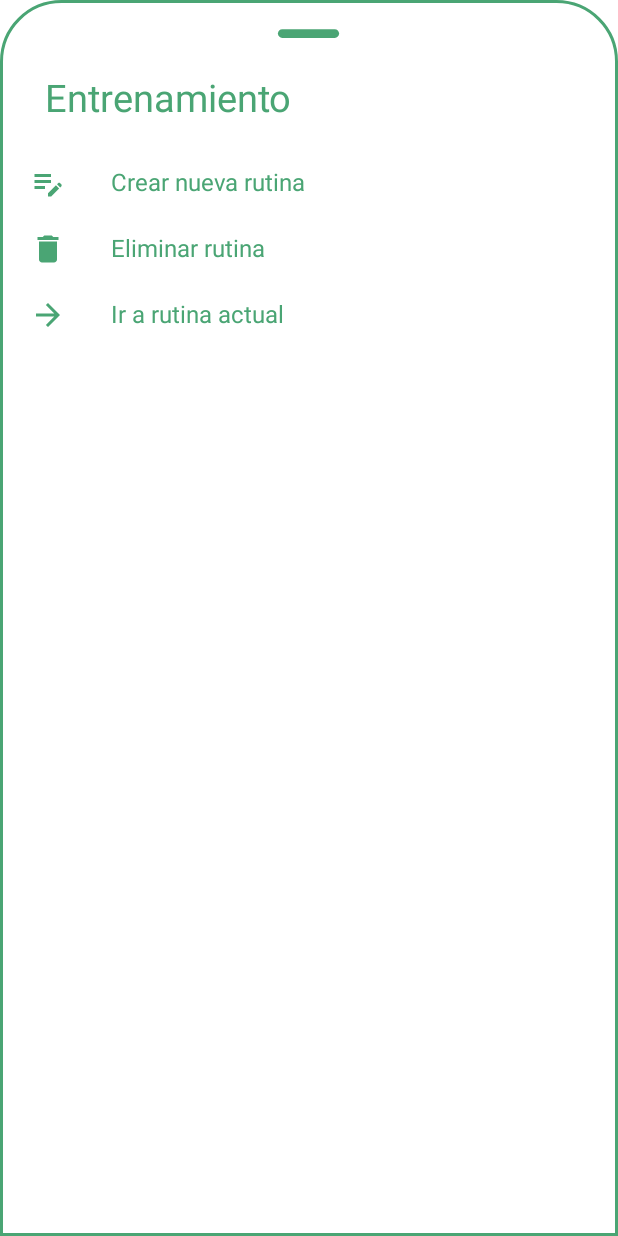
After one commit to cguzmancode/FitApp, an Android app: the layout bottomsheet_layout.xml on its own in the app's theme, with its tools: preview values and no code run, on a phone screen of 412 x 824 dp. The commit adds this screen. Run offline under Robolectric (Android 15) with nearby library versions, the phone set to English and light mode, and no system bars.

Commit message:
created bottomsheet_layout.xml

```diff
--- /dev/null
+++ b/app/src/main/res/anim/slide_in_animation.xml
@@ -0,0 +1,9 @@
+<?xml version="1.0" encoding="utf-8"?>
+<set xmlns:android="http://schemas.android.com/apk/res/android">
+
+
+    <translate
+        android:duration="400"
+        android:fromYDelta="100%p"
+        android:toYDelta="0dp" />
+</set>
--- /dev/null
+++ b/app/src/main/res/anim/slide_out_animation.xml
@@ -0,0 +1,9 @@
+<?xml version="1.0" encoding="utf-8"?>
+<set xmlns:android="http://schemas.android.com/apk/res/android">
+
+
+    <translate
+        android:duration="400"
+        android:fromYDelta="0"
+        android:toYDelta="100%p" />
+</set>
--- /dev/null
+++ b/app/src/main/res/drawable/clear_icon.xml
@@ -0,0 +1,5 @@
+<vector android:height="24dp" android:tint="#4AA574"
+    android:viewportHeight="24" android:viewportWidth="24"
+    android:width="24dp" xmlns:android="http://schemas.android.com/apk/res/android">
+    <path android:fillColor="@android:color/white" android:pathData="M19,6.41L17.59,5 12,10.59 6.41,5 5,6.41 10.59,12 5,17.59 6.41,19 12,13.41 17.59,19 19,17.59 13.41,12z"/>
+</vector>
--- /dev/null
+++ b/app/src/main/res/drawable/delete_workout.xml
@@ -0,0 +1,5 @@
+<vector android:height="24dp" android:tint="#4AA574"
+    android:viewportHeight="24" android:viewportWidth="24"
+    android:width="24dp" xmlns:android="http://schemas.android.com/apk/res/android">
+    <path android:fillColor="@android:color/white" android:pathData="M6,19c0,1.1 0.9,2 2,2h8c1.1,0 2,-0.9 2,-2V7H6v12zM19,4h-3.5l-1,-1h-5l-1,1H5v2h14V4z"/>
+</vector>
--- /dev/null
+++ b/app/src/main/res/drawable/dialog_bkg.xml
@@ -0,0 +1,20 @@
+<?xml version="1.0" encoding="utf-8"?>
+<shape xmlns:android="http://schemas.android.com/apk/res/android">
+
+    <solid
+        android:color="@color/white"/>
+
+    <corners
+        android:topLeftRadius="40dp"
+        android:topRightRadius="40dp" />
+    <padding
+        android:left="10dp"
+        android:right="10dp"
+        android:top="10dp"
+        android:bottom="10dp"/>
+
+    <stroke
+        android:width="2dp"
+        android:color="#4AA574"/>
+
+</shape>
--- /dev/null
+++ b/app/src/main/res/drawable/goto_icon.xml
@@ -0,0 +1,5 @@
+<vector android:autoMirrored="true" android:height="24dp"
+    android:tint="#4AA574" android:viewportHeight="24"
+    android:viewportWidth="24" android:width="24dp" xmlns:android="http://schemas.android.com/apk/res/android">
+    <path android:fillColor="@android:color/white" android:pathData="M12,4l-1.41,1.41L16.17,11H4v2h12.17l-5.58,5.59L12,20l8,-8z"/>
+</vector>
--- /dev/null
+++ b/app/src/main/res/drawable/new_workout.xml
@@ -0,0 +1,5 @@
+<vector android:height="24dp" android:tint="#4AA574"
+    android:viewportHeight="24" android:viewportWidth="24"
+    android:width="24dp" xmlns:android="http://schemas.android.com/apk/res/android">
+    <path android:fillColor="@android:color/white" android:pathData="M3,10h11v2H3V10zM3,8h11V6H3V8zM3,16h7v-2H3V16zM18.01,12.87l0.71,-0.71c0.39,-0.39 1.02,-0.39 1.41,0l0.71,0.71c0.39,0.39 0.39,1.02 0,1.41l-0.71,0.71L18.01,12.87zM17.3,13.58l-5.3,5.3V21h2.12l5.3,-5.3L17.3,13.58z"/>
+</vector>
--- /dev/null
+++ b/app/src/main/res/drawable/round_remove_24.xml
@@ -0,0 +1,5 @@
+<vector android:height="24dp" android:tint="#4AA574"
+    android:viewportHeight="24" android:viewportWidth="24"
+    android:width="24dp" xmlns:android="http://schemas.android.com/apk/res/android">
+    <path android:fillColor="@android:color/white" android:pathData="M18,13H6c-0.55,0 -1,-0.45 -1,-1s0.45,-1 1,-1h12c0.55,0 1,0.45 1,1s-0.45,1 -1,1z"/>
+</vector>
--- a/app/src/main/res/layout/activity_main.xml
+++ b/app/src/main/res/layout/activity_main.xml
@@ -4,7 +4,7 @@
     xmlns:tools="http://schemas.android.com/tools"
     android:layout_width="match_parent"
     android:layout_height="match_parent"
-    android:background="@color/lavender"
+    android:background="#4AA574"
     tools:context=".MainActivity">
 
     <FrameLayout
@@ -42,6 +42,6 @@
         android:src="@drawable/add_icon"
         app:layout_anchor="@id/bottomAppBar"
         app:maxImageSize="40dp"
-        app:tint="@color/lavender" />
+        app:tint="#4AA574" />
 
 </androidx.coordinatorlayout.widget.CoordinatorLayout>
--- /dev/null
+++ b/app/src/main/res/layout/bottomsheet_layout.xml
@@ -0,0 +1,115 @@
+<?xml version="1.0" encoding="utf-8"?>
+<LinearLayout xmlns:android="http://schemas.android.com/apk/res/android"
+    android:orientation="vertical"
+    android:layout_width="match_parent"
+    android:layout_height="match_parent"
+    android:background="@drawable/dialog_bkg">
+
+    <ImageView
+        android:layout_width="70dp"
+        android:layout_height="wrap_content"
+        android:src="@drawable/round_remove_24"
+        android:layout_gravity="center|top"
+        android:scaleType="centerCrop"/>
+
+    <LinearLayout
+        android:layout_width="match_parent"
+        android:layout_height="wrap_content"
+        android:orientation="horizontal">
+
+        <TextView
+            android:id="@+id/createText"
+            android:layout_width="wrap_content"
+            android:layout_height="wrap_content"
+            android:textAlignment="viewStart"
+            android:text="Entrenamiento"
+            android:padding="8dp"
+            android:textColor="#4AA574"
+            android:layout_marginStart="12dp"
+            android:layout_marginTop="5dp"
+            android:textSize="25dp" />
+
+        <ImageView
+            android:layout_width="wrap_content"
+            android:layout_height="wrap_content"
+            android:src="@drawable/clear_icon"
+            android:layout_marginLeft="250dp"
+            android:layout_marginTop="8dp"
+            android:id="@+id/cancelButton"/>
+
+    </LinearLayout>
+
+
+    <LinearLayout
+        android:id="@+id/layoutVideo"
+        android:orientation="horizontal"
+        android:layout_width="match_parent"
+        android:layout_height="wrap_content"
+        android:layout_marginTop="10dp"
+        android:padding="10dp">
+
+        <ImageView
+            android:layout_width="wrap_content"
+            android:layout_height="wrap_content"
+            android:src="@drawable/new_workout"/>
+
+        <TextView
+            android:layout_width="wrap_content"
+            android:layout_height="wrap_content"
+            android:text="Crear nueva rutina"
+            android:textColor="#4AA574"
+            android:layout_marginLeft="30dp"
+            android:textSize="16sp"/>
+
+    </LinearLayout>
+
+    <LinearLayout
+        android:id="@+id/layoutShorts"
+        android:orientation="horizontal"
+        android:layout_width="match_parent"
+        android:layout_height="wrap_content"
+        android:padding="10dp">
+
+
+        <ImageView
+            android:layout_width="wrap_content"
+            android:layout_height="wrap_content"
+            android:src="@drawable/delete_workout"/>
+
+        <TextView
+            android:layout_width="wrap_content"
+            android:layout_height="wrap_content"
+            android:text="Eliminar rutina"
+            android:textColor="#4AA574"
+            android:layout_marginLeft="30dp"
+            android:textSize="16sp"/>
+
+    </LinearLayout>
+
+    <LinearLayout
+        android:id="@+id/layoutLive"
+        android:orientation="horizontal"
+        android:layout_width="match_parent"
+        android:layout_height="wrap_content"
+        android:paddingLeft="10dp"
+        android:paddingRight="10dp"
+        android:paddingTop="10dp"
+        android:paddingBottom="30dp">
+
+
+        <ImageView
+            android:layout_width="wrap_content"
+            android:layout_height="wrap_content"
+            android:src="@drawable/goto_icon"/>
+
+        <TextView
+            android:layout_width="wrap_content"
+            android:layout_height="wrap_content"
+            android:text="Ir a rutina actual"
+            android:textColor="#4AA574"
+            android:layout_marginLeft="30dp"
+            android:textSize="16sp"/>
+
+    </LinearLayout>
+
+</LinearLayout>
--- a/app/src/main/res/layout/fragment_about.xml
+++ b/app/src/main/res/layout/fragment_about.xml
@@ -3,7 +3,7 @@
     xmlns:tools="http://schemas.android.com/tools"
     android:layout_width="match_parent"
     android:layout_height="match_parent"
-    android:background="@color/lavender"
+    android:background="#4AA574"
     tools:context=".AboutFragment">
 
     <!-- TODO: Update blank fragment layout -->
--- a/app/src/main/res/layout/fragment_home.xml
+++ b/app/src/main/res/layout/fragment_home.xml
@@ -3,7 +3,7 @@
     xmlns:tools="http://schemas.android.com/tools"
     android:layout_width="match_parent"
     android:layout_height="match_parent"
-    android:background="@color/lavender"
+    android:background="#4AA574"
     tools:context=".HomeFragment">
 
     <!-- TODO: Update blank fragment layout -->
--- a/app/src/main/res/layout/fragment_setting.xml
+++ b/app/src/main/res/layout/fragment_setting.xml
@@ -3,7 +3,7 @@
     xmlns:tools="http://schemas.android.com/tools"
     android:layout_width="match_parent"
     android:layout_height="match_parent"
-    android:background="@color/lavender"
+    android:background="#4AA574"
     tools:context=".SettingFragment">
 
     <!-- TODO: Update blank fragment layout -->
--- a/app/src/main/res/layout/fragment_workout.xml
+++ b/app/src/main/res/layout/fragment_workout.xml
@@ -3,7 +3,7 @@
     xmlns:tools="http://schemas.android.com/tools"
     android:layout_width="match_parent"
     android:layout_height="match_parent"
-    android:background="@color/lavender"
+    android:background="#4AA574"
     tools:context=".WorkoutFragment">
 
     <!-- TODO: Update blank fragment layout -->
--- a/app/src/main/res/menu/bottom_menu.xml
+++ b/app/src/main/res/menu/bottom_menu.xml
@@ -12,9 +12,8 @@
         android:icon="@drawable/workout_icon"/>
 
     <item
-        android:id="@+id/fab"
-        android:title=""
-        android:enabled="false"/>
+
+        android:title="" />
 
     <item
         android:id="@+id/settings"
--- a/app/src/main/res/values/themes.xml
+++ b/app/src/main/res/values/themes.xml
@@ -2,8 +2,8 @@
     <!-- Base application theme. -->
     <style name="Theme.FitApp" parent="Theme.MaterialComponents.DayNight.NoActionBar">
         <!-- Primary brand color. -->
-        <item name="colorPrimary">@color/lavender</item>
-        <item name="colorPrimaryVariant">@color/lavender</item>
+        <item name="colorPrimary">#4AA574</item>
+        <item name="colorPrimaryVariant">#4AA574</item>
         <item name="colorOnPrimary">@color/white</item>
         <!-- Secondary brand color. -->
         <item name="colorSecondary">@color/teal_200</item>
@@ -13,4 +13,9 @@
         <item name="android:statusBarColor">?attr/colorPrimaryVariant</item>
         <!-- Customize your theme here. -->
     </style>
+
+    <style name="DialogAnimation">
+        <item name="android:windowEnterAnimation">@anim/slide_in_animation</item>
+        <item name="android:windowExitAnimation">@anim/slide_out_animation</item>
+    </style>
 </resources>
```
